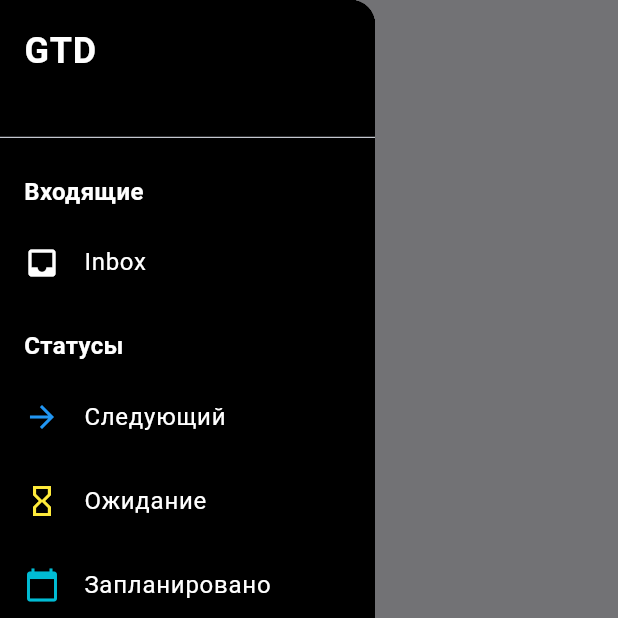
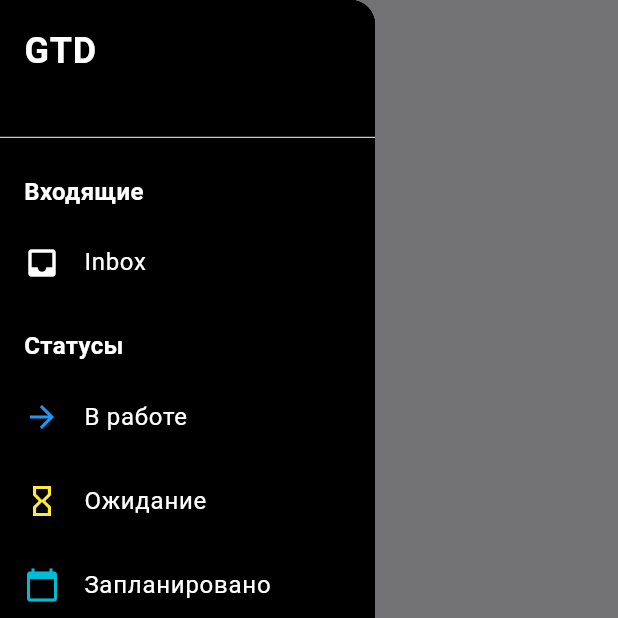
Before and after one commit to lumeiw/GTD_task, a Flutter app: the screen it shows after launch, with the side drawer open, on a phone screen of 412 x 824 dp, the top half of it. Run offline on Flutter 3.47's test engine with Material 3 defaults, Android fonts, the phone set to English and light mode, and no system bars; our stand-ins replace flutter_bloc, get_it, go_router, injectable, shared_preferences.

Commit message:
скрин

```diff
--- a/lib/core/router/app_router.dart
+++ b/lib/core/router/app_router.dart
@@ -1,11 +1,6 @@
 import 'package:go_router/go_router.dart';
-import 'package:gtd_task/features/folder/presentation/screens/next_screen.dart';
 import 'package:gtd_task/features/task/presentation/screens/task_list_screen.dart';
-import 'package:gtd_task/features/folder/presentation/screens/inbox_screen.dart';
-import 'package:gtd_task/features/folder/presentation/screens/planned_screen.dart';
-import 'package:gtd_task/features/folder/presentation/screens/waiting_screen.dart';
-import 'package:gtd_task/features/folder/presentation/screens/someday_screen.dart';
-import 'package:gtd_task/features/folder/presentation/screens/completed_screen.dart';
+import 'package:gtd_task/features/task/domain/enums/folder_type_enum.dart';
 
 abstract class AppRouter {
   static final GoRouter router = GoRouter(
@@ -13,33 +8,7 @@ abstract class AppRouter {
     routes: [
       GoRoute(
         path: '/task-list-screen',
-        builder: (context, state) => const TaskListScreen(),
-        routes: [
-          GoRoute(
-            path: '/inbox',
-            builder: (context, state) => const InboxScreen(),
-          ),
-          GoRoute(
-            path: '/next',
-            builder: (context, state) => const NextScreen(),
-          ),
-          GoRoute(
-            path: '/waiting',
-            builder: (context, state) => const WaitingScreen(),
-          ),
-          GoRoute(
-            path: '/planned',
-            builder: (context, state) => const PlannedScreen(),
-          ),
-          GoRoute(
-            path: '/someday',
-            builder: (context, state) => const SomedayScreen(),
-          ),
-          GoRoute(
-            path: '/completed',
-            builder: (context, state) => const CompletedScreen(),
-          ),
-        ]
+        builder: (context, state) => const TaskListScreen(folderType: FolderType.inbox),
       )
     ]
   );
--- a/lib/features/task/presentation/screens/task_list_screen.dart
+++ b/lib/features/task/presentation/screens/task_list_screen.dart
@@ -2,6 +2,7 @@ import 'package:flutter/material.dart';
 import 'package:flutter_bloc/flutter_bloc.dart';
 import 'package:get_it/get_it.dart';
 import 'package:gtd_task/features/task/domain/entities/i_task_entity.dart';
+import 'package:gtd_task/features/task/domain/enums/folder_type_enum.dart';
 import 'package:gtd_task/features/task/presentation/cubits/create/create_task_cubit.dart';
 import 'package:gtd_task/features/task/presentation/cubits/list/list_task_cubit.dart';
 import 'package:gtd_task/features/task/presentation/cubits/list/list_task_state.dart';
@@ -10,13 +11,33 @@ import 'package:gtd_task/features/task/presentation/widgets/task_list_item.dart'
 import 'package:gtd_task/features/folder/presentation/widgets/drawer_widget.dart';
 
 class TaskListScreen extends StatelessWidget {
-  const TaskListScreen({super.key});
+  final FolderType folderType;
+
+  const TaskListScreen({
+    required this.folderType,
+    super.key,
+  });
+
+  String get _getTitle {
+    return switch (folderType) {
+      FolderType.inbox => 'Входящие',
+      FolderType.inProgress => 'В работе',
+      FolderType.waiting => 'Ожидание',
+      FolderType.planned => 'Запланировано',
+      FolderType.someday => 'Когда-нибудь',
+      FolderType.completed => 'Завершено',
+      FolderType.archived => 'Архив',
+    };
+  }
 
   @override
   Widget build(BuildContext context) {
+    // Загружаем задачи при построении виджета
+    context.read<TaskListCubit>().loadTasksByFolder(folderType);
+
     return Scaffold(
       appBar: AppBar(
-        title: const Text('Задачи'),
+        title: Text(_getTitle),
         leading: Builder(
           builder: (innerContext) => IconButton(
             icon: const Icon(Icons.menu),
```
Also changed, not shown: lib/features/folder/presentation/widgets/drawer_widget.dart (+16 -9 lines), pubspec.lock.
